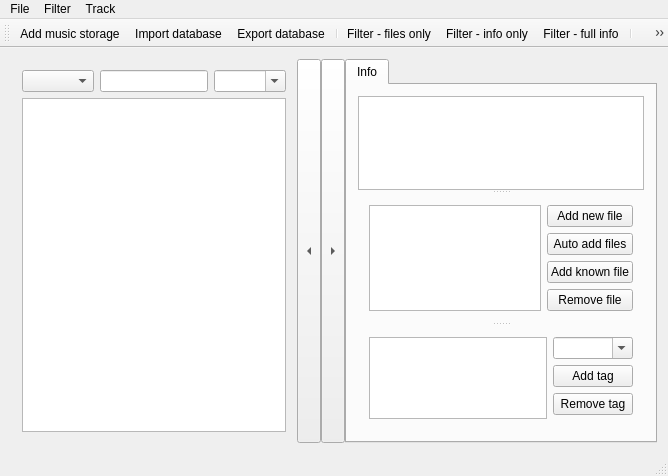
This is mainwindow.ui in baldisbk/trackdb as Qt 5 draws it before an edit. The edited form follows.
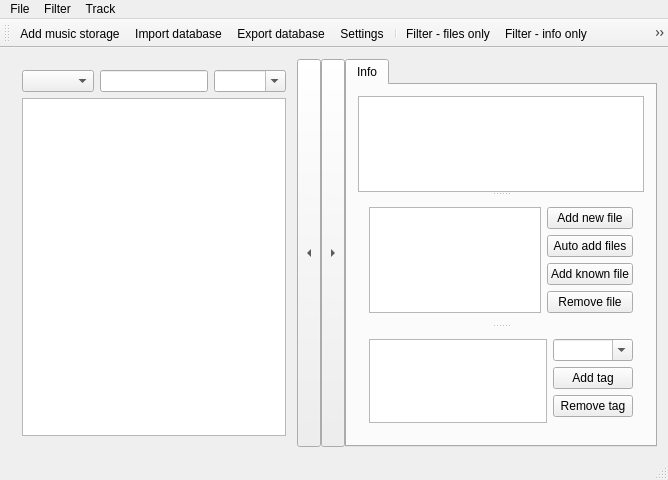
This is the edited form. Icons and pictures are not drawn.

Commit message: Checkpoint: settings

```diff
--- a/mainwindow.ui
+++ b/mainwindow.ui
@@ -7,7 +7,7 @@
     <x>0</x>
     <y>0</y>
     <width>668</width>
-    <height>476</height>
+    <height>480</height>
    </rect>
   </property>
   <property name="windowTitle">
@@ -288,6 +288,7 @@
    <addaction name="actionAddFolder"/>
    <addaction name="actionImport"/>
    <addaction name="actionExport"/>
+   <addaction name="actionSettings"/>
    <addaction name="separator"/>
    <addaction name="actionFilterFilesOnly"/>
    <addaction name="actionFilterInfoOnly"/>
@@ -430,6 +431,15 @@
     <string>Undo changes</string>
    </property>
   </action>
+  <action name="actionSettings">
+   <property name="icon">
+    <iconset resource="pics.qrc">
+     <normaloff>:/pics/settings.png</normaloff>:/pics/settings.png</iconset>
+   </property>
+   <property name="text">
+    <string>Settings</string>
+   </property>
+  </action>
  </widget>
  <layoutdefault spacing="6" margin="11"/>
  <resources>
```
The commit also changes 12 other files.
